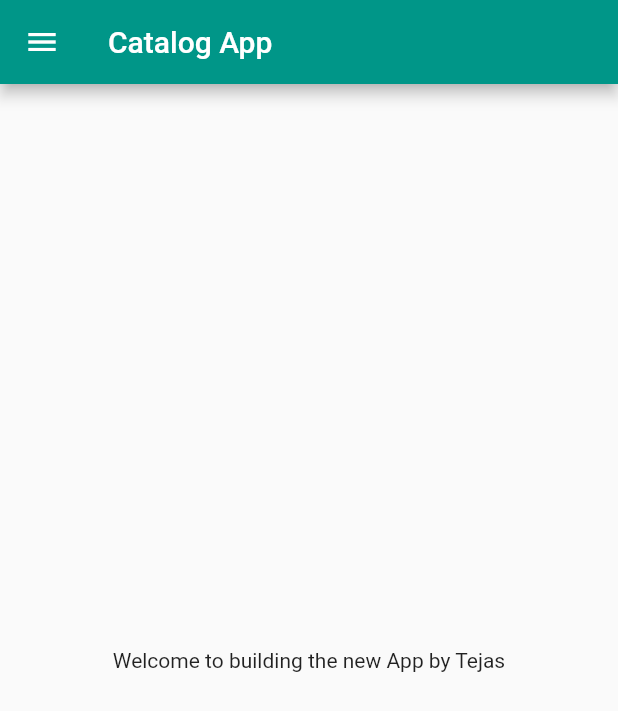
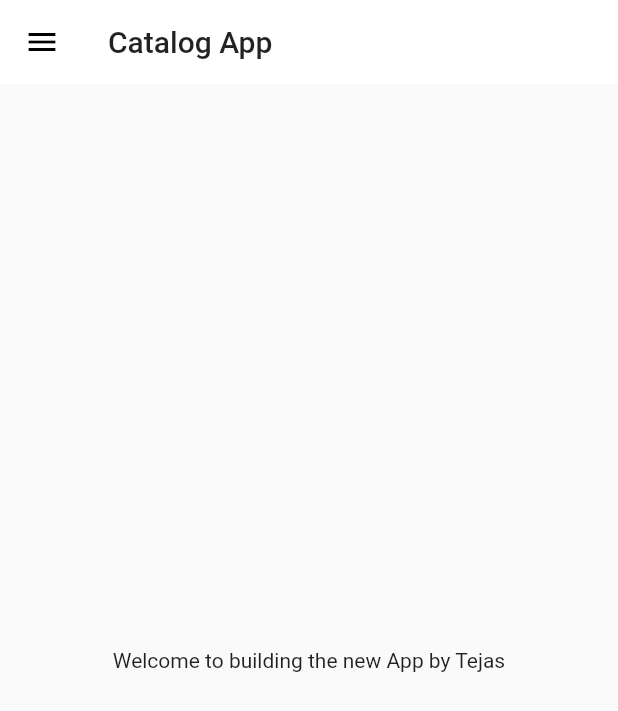
Before and after one commit to Andro-Tejas/Catalog-App, a Flutter app: the screen it shows after launch, on a phone screen of 412 x 824 dp. Shown: the top 711 px of the screen. Run offline on Flutter 3.47's test engine with Material 2 defaults, Android fonts, the light colour scheme and no system bars; our stand-ins replace google_fonts.

Commit message:
day6 completed

```diff
--- a/lib/main.dart
+++ b/lib/main.dart
@@ -1,5 +1,6 @@
 import 'package:catalogapp/pages/home_page.dart';
 import 'package:catalogapp/pages/login_page.dart';
+import 'package:catalogapp/widgets/theme.dart';
 import 'package:flutter/material.dart';
 import 'package:google_fonts/google_fonts.dart';
 import 'package:catalogapp/utils/routes.dart';
@@ -15,10 +16,8 @@ class MyApp extends StatelessWidget {
   Widget build(BuildContext context) {
     return MaterialApp(
       // home: HomePage(),
-      theme:ThemeData(
-        primarySwatch: Colors.teal,
-            primaryTextTheme: GoogleFonts.latoTextTheme()
-      ),
+      theme:MyTheme.lightTheme(context),
+      darkTheme:MyTheme.darkTheme(context),
       debugShowCheckedModeBanner: false,
     initialRoute : MyRoutes.homeRoute,
     routes:{
--- /dev/null
+++ b/lib/widgets/theme.dart
@@ -0,0 +1,18 @@
+import 'package:flutter/material.dart';
+import 'package:google_fonts/google_fonts.dart';
+
+class MyTheme {
+  static ThemeData lightTheme(BuildContext context) => ThemeData(
+        primarySwatch: Colors.teal,
+        primaryTextTheme: GoogleFonts.latoTextTheme(),
+        appBarTheme: AppBarTheme(
+          color: Colors.white,
+          elevation: 0.0,
+          iconTheme: IconThemeData(color: Colors.black), toolbarTextStyle: Theme.of(context).textTheme.bodyText2, titleTextStyle: Theme.of(context).textTheme.headline6,
+        ),
+      );
+
+  static ThemeData darkTheme(BuildContext context) => ThemeData(
+        brightness: Brightness.dark,
+      );
+}
```
